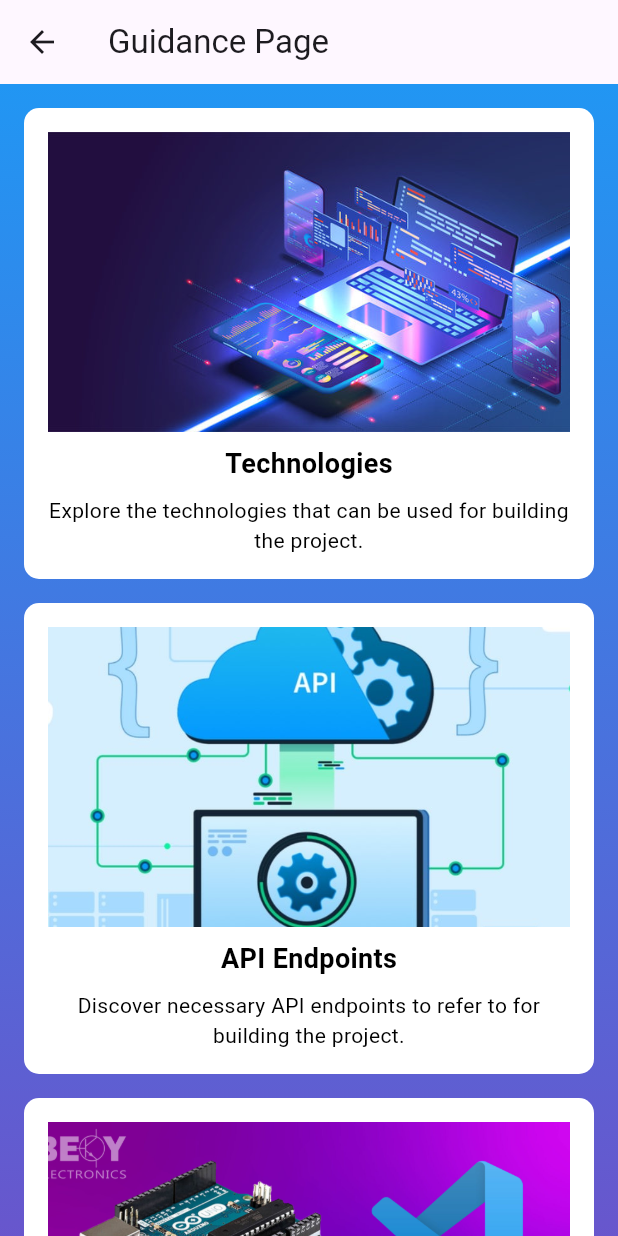
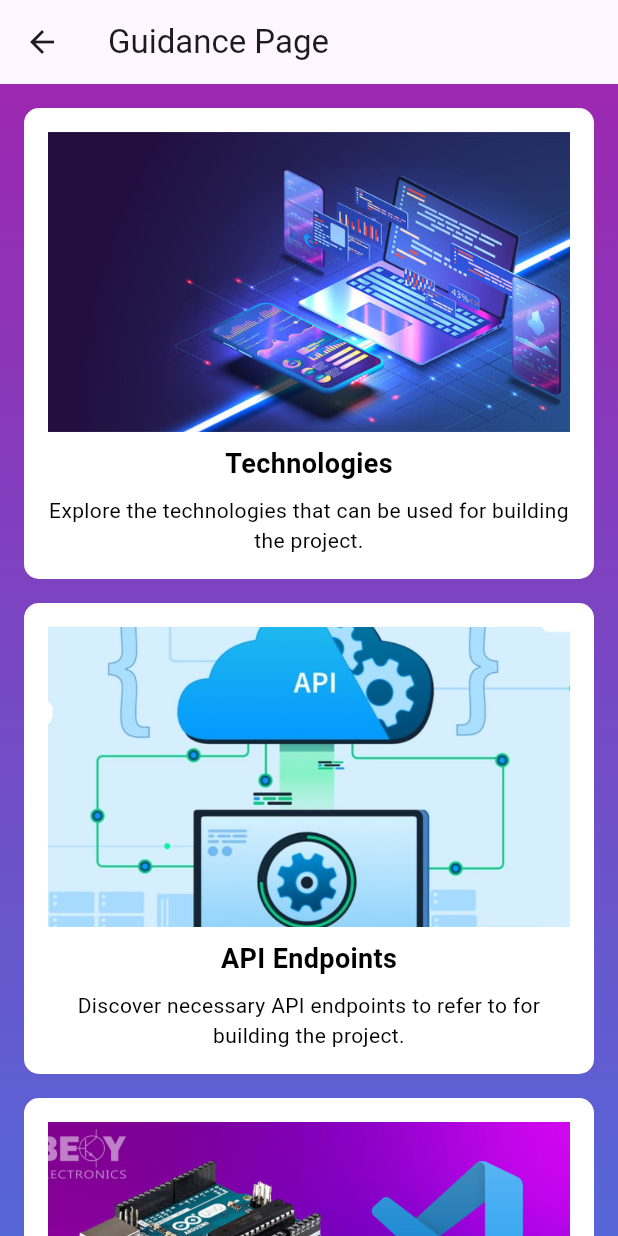
Before and after one commit to soumiguria/Diversion_Final, a Flutter app: the GuidancePage screen opened directly, on a phone screen of 412 x 824 dp. Run offline on Flutter 3.47's test engine with Material 3 defaults, Android fonts, the phone set to English and light mode, and no system bars; our stand-ins replace charts_flutter, pie_chart.

Commit message:
guidance page modifications

```diff
--- a/lib/GuidancePage.dart
+++ b/lib/GuidancePage.dart
@@ -15,7 +15,7 @@ class GuidancePage extends StatelessWidget {
             gradient: LinearGradient(
               begin: Alignment.topCenter,
               end: Alignment.bottomCenter,
-              colors: [Colors.blue, Colors.purple], // Set your desired gradient colors
+              colors: [Colors.purple, Colors.blue], // Set your desired gradient colors
             ),
           ),
           padding: EdgeInsets.all(16.0),
```
